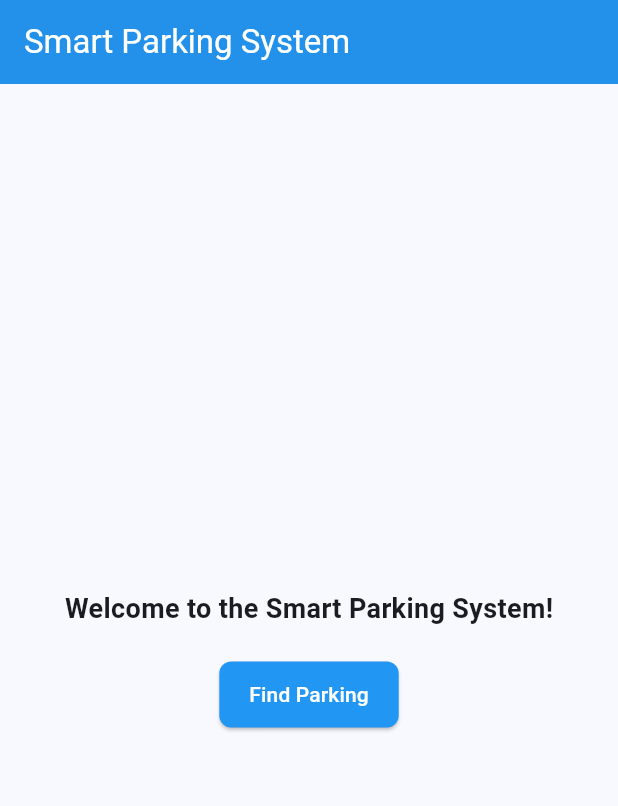
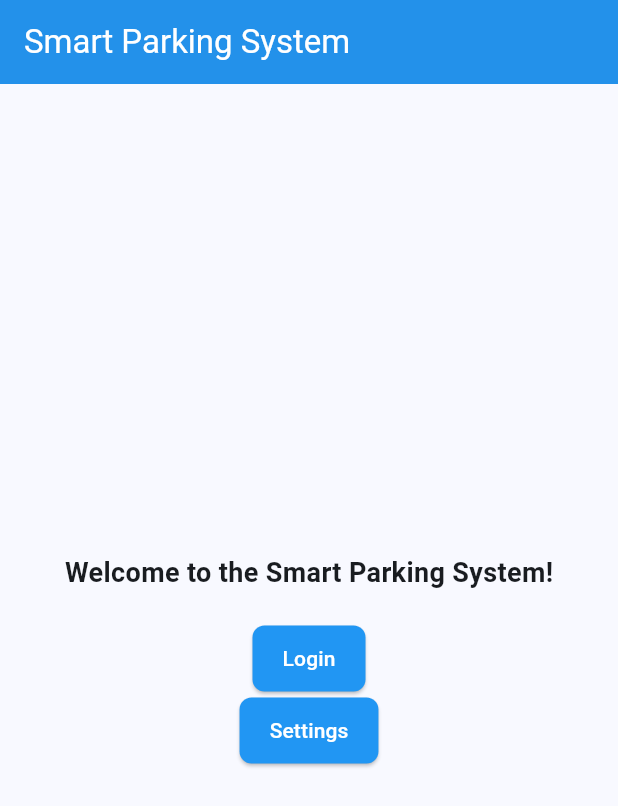
Before and after one commit to OwenAEdwards/SmartParking, a Flutter app: the screen it shows after launch, on a phone screen of 412 x 824 dp. Shown: the top 806 px of the screen. Run offline on Flutter 3.47's test engine with Material 3 defaults, Android fonts, the phone set to English and light mode, and no system bars.

Commit message:
Implemented login UI (API implementation pending)

```diff
--- a/lib/routes/app_routes.dart
+++ b/lib/routes/app_routes.dart
@@ -1,10 +1,14 @@
 import 'package:flutter/material.dart';
 import 'package:smart_parking/views/home_screen.dart';
 import 'package:smart_parking/views/parking_screen.dart';
+import 'package:smart_parking/views/login_screen.dart';
+import 'package:smart_parking/views/settings_screen.dart';
 
 class AppRoutes {
   static Map<String, WidgetBuilder> routes = {
     '/': (context) => const HomeScreen(),
     '/parking': (context) => const ParkingScreen(),
+    '/login': (context) => const LoginScreen(),
+    '/settings': (context) => const SettingsScreen(),
   };
 }
--- a/lib/views/home_screen.dart
+++ b/lib/views/home_screen.dart
@@ -20,9 +20,15 @@ class HomeScreen extends StatelessWidget {
             const SizedBox(height: 20),
             ElevatedButton(
               onPressed: () {
-                Navigator.pushNamed(context, '/parking');
+                Navigator.pushNamed(context, '/login');
               },
-              child: const Text('Find Parking'),
+              child: const Text('Login'),
+            ),
+            ElevatedButton(
+              onPressed: () {
+                Navigator.pushNamed(context, '/settings');
+              },
+              child: const Text('Settings'),
             ),
           ],
         ),
--- a/pubspec.yaml
+++ b/pubspec.yaml
@@ -30,6 +30,7 @@ environment:
 dependencies:
   flutter:
     sdk: flutter
+  provider: ^6.0.0
 
   # The following adds the Cupertino Icons font to your application.
   # Use with the CupertinoIcons class for iOS style icons.
```
Also changed, not shown: lib/main.dart (+8 -1 lines), lib/providers/auth_provider.dart (+20 -0 lines), lib/views/login_screen.dart (+49 -0 lines), lib/views/settings_screen.dart (+33 -0 lines), pubspec.lock.
